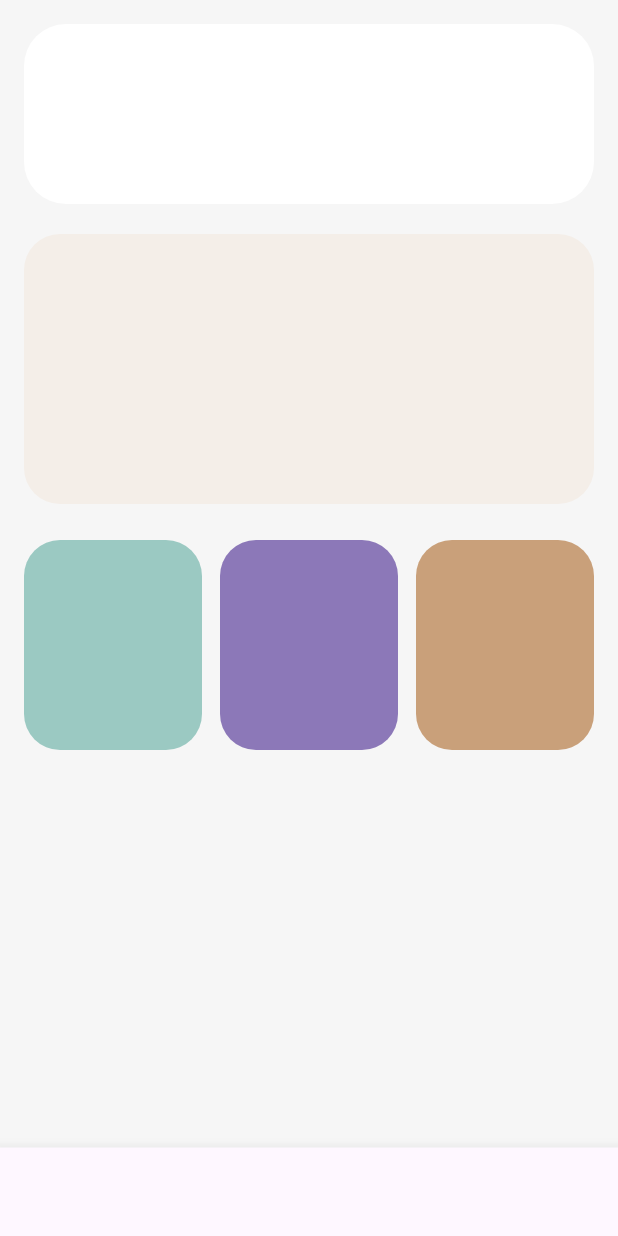
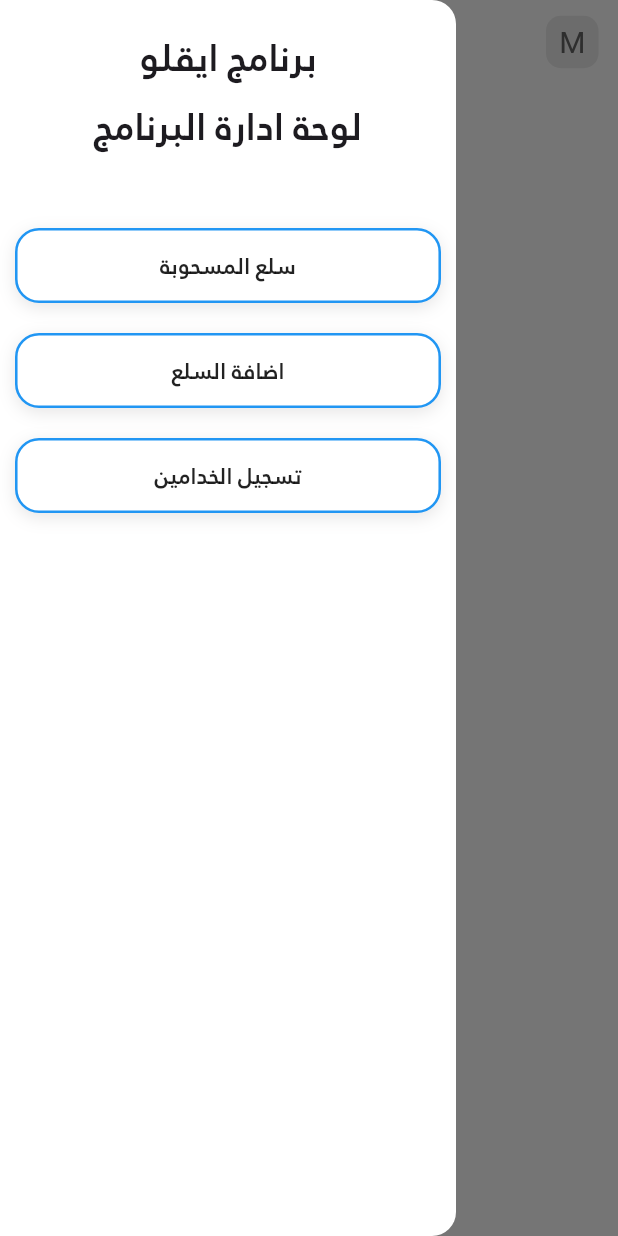
Before and after one commit to mdjeed/igloorealapp, a Flutter app: the HomePage screen opened by its route, with the side drawer open (before the commit the screen has no drawer), on a phone screen of 412 x 824 dp. Run offline on Flutter 3.47's test engine with Material 3 defaults, Android fonts, the phone set to English and light mode, and no system bars; our stand-ins replace animated_custom_dropdown, flutter_svg, shared_preferences; accounts and stored records are empty; network calls fail.

Commit message:
add home page

```diff
--- a/lib/homepage.dart
+++ b/lib/homepage.dart
@@ -1,5 +1,11 @@
 import 'package:flutter/material.dart';
-
+import 'package:flutter/material.dart';
+import 'package:flutter_svg/flutter_svg.dart';
+import 'package:igloo/websocket.dart';
+import 'dart:convert';
+import 'package:shared_preferences/shared_preferences.dart';
+import 'package:url_launcher/url_launcher.dart';
+import 'package:igloo/loginpage.dart';
 
 const Color bgColor = Color(0xFFF6F6F6);
 const Color cardWhite = Colors.white;
@@ -16,81 +22,233 @@
 }
 
 class _HomePageState extends State<HomePage> {
+  final WebSocketService _webSocketService = WebSocketService();
+  String username = '';
+  bool _isLoggedIn = false;
+
+  @override
+  void initState() {
+    super.initState();
+    loadUsername();
+    checkLogin();
+
+    _webSocketService.sendMessage({'action': 'check_update'});
+    _webSocketService.stream.listen((message) {
+      try {
+        Map<String, dynamic> data;
+        if (message is String) {
+          data = jsonDecode(message);
+        } else if (message is Map) {
+          data = message as Map<String, dynamic>;
+        } else {
+          throw Exception('Unexpected message type');
+        }
+
+        print('Decoded data: $data');
+        if (data['status'] == 'success') {
+          setState(() {
+            _isLoggedIn = true;
+          });
+          print('Login successful. Username: ${data['username']}');
+        } else if (data['status'] == 'errorlog') {
+          setState(() {
+            _isLoggedIn = false;
+          });
+          Navigator.pushReplacementNamed(context, 'login');
+        }
+      } catch (e) {}
+    });
+  }
+
+  Future<void> checkLogin() async {
+    // جلب التوكن المحفوظ
+    SharedPreferences prefs = await SharedPreferences.getInstance();
+    String? token = prefs.getString('token');
+
+    if (token != null) {
+      // إرسال طلب للتحقق من حالة تسجيل الدخول
+      _webSocketService.sendMessage({
+        'action': 'check_login',
+        'token': token,
+      });
+    } else {
+      // إعادة توجيه المستخدم إلى صفحة تسجيل الدخول إذا لم يكن التوكن موجودًا
+      Navigator.pushReplacementNamed(context, 'login');
+    }
+  }
+
+  Future<void> loadUsername() async {
+    SharedPreferences prefs = await SharedPreferences.getInstance();
+    setState(() {
+      String username = prefs.getString('username') ?? '';
+    });
+  }
+
   @override
   Widget build(BuildContext context) {
-    return Scaffold(
-      backgroundColor: bgColor,
-      body: SafeArea(
-        child: Padding(
-          padding: const EdgeInsets.all(16),
-          child: Column(
-            children: [
+    final size = MediaQuery.of(context).size;
 
-
-              Container(
-                height: 120,
-                width: double.infinity,
-                decoration: BoxDecoration(
-                  color: cardWhite,
-                  borderRadius: BorderRadius.circular(28),
+    return Directionality(
+      textDirection: TextDirection.rtl,
+      child: Scaffold(
+        appBar: AppBar(
+          automaticallyImplyLeading: false,
+          backgroundColor: const Color.fromARGB(255, 255, 255, 255),
+          elevation: null,
+          centerTitle: false,
+          scrolledUnderElevation: 0,
+          titleSpacing: 0,
+          title: Container(
+            alignment: Alignment.center,
+            margin: const EdgeInsets.only(right: 13),
+            width: 35.0,
+            height: 35.0,
+            decoration: const BoxDecoration(
+                color: Color(0xFFEBEBEB),
+                borderRadius: BorderRadius.all(Radius.circular(10))),
+            child: const Text(
+              'M',
+              style: TextStyle(fontSize: 20, color: Color(0xff656565)),
+            ),
+          ),
+          actions: [
+            Builder(
+              builder: (context) => Container(
+                padding: const EdgeInsets.only(left: 13),
+                child: IconButton(
+                  icon: SvgPicture.asset(
+                    'assets/images/humberg.svg',
+                    width: 35.0,
+                    height: 35.0,
+                  ),
+                  onPressed: () => Scaffold.of(context).openEndDrawer(),
                 ),
               ),
-
-              const SizedBox(height: 20),
-
-
+            ),
+          ],
+        ),
+        endDrawer: Drawer(
+          backgroundColor: Colors.white,
+          child: ListView(
+            children: [
               Container(
-                height: 180,
-                width: double.infinity,
-                decoration: BoxDecoration(
-                  color: chartCard,
-                  borderRadius: BorderRadius.circular(24),
+                child: const Column(
+                  children: [
+                    SizedBox(
+                      height: 20,
+                    ),
+                    Text(
+                      'برنامج ايقلو',
+                      style: TextStyle(fontFamily: 'arabic', fontSize: 25),
+                    ),
+                    SizedBox(
+                      height: 10,
+                    ),
+                    Text(
+                      'لوحة ادارة البرنامج',
+                      style: TextStyle(fontFamily: 'arabic', fontSize: 25),
+                    ),
+                    SizedBox(
+                      height: 30,
+                    )
+                  ],
                 ),
               ),
-
-              const SizedBox(height: 24),
-
-
-              Row(
-                children: [
-                  Expanded(child: _smallCard(greenCard)),
-                  const SizedBox(width: 12),
-                  Expanded(child: _smallCard(purpleCard)),
-                  const SizedBox(width: 12),
-                  Expanded(child: _smallCard(brownCard)),
-                ],
+              Container(
+                margin: const EdgeInsets.only(left: 10, right: 10, top: 20),
+                width: double.infinity,
+                height: 50,
+                decoration: BoxDecoration(
+                  border: Border.all(
+                    color: Colors.blue,
+                    width: 1.7,
+                  ),
+                  boxShadow: [
+                    BoxShadow(
+                      color: const Color.fromARGB(255, 206, 204, 204)
+                          .withOpacity(0.5),
+                      spreadRadius: 0,
+                      blurRadius: 9,
+                      offset: const Offset(0, 3),
+                    ),
+                  ],
+                  borderRadius: BorderRadius.circular(16),
+                  color: Colors.white,
+                ),
+                child: MaterialButton(
+                  onPressed: () {
+                    Navigator.pushNamed(context, 'sel3aout');
+                  },
+                  child: const Text('سلع المسحوبة',
+                      style: TextStyle(fontFamily: 'arabic', fontSize: 15)),
+                ),
+              ),
+              Container(
+                margin: const EdgeInsets.only(left: 10, right: 10, top: 20),
+                width: double.infinity,
+                height: 50,
+                decoration: BoxDecoration(
+                  border: Border.all(
+                    color: Colors.blue,
+                    width: 1.7,
+                  ),
+                  boxShadow: [
+                    BoxShadow(
+                      color: const Color.fromARGB(255, 206, 204, 204)
+                          .withOpacity(0.5),
+                      spreadRadius: 0,
+                      blurRadius: 9,
+                      offset: const Offset(0, 3),
+                    ),
+                  ],
+                  borderRadius: BorderRadius.circular(16),
+                  color: Colors.white,
+                ),
+                child: MaterialButton(
+                  onPressed: () {
+                    Navigator.pushNamed(context, 'addproduct');
+                  },
+                  child: const Text(
+                    'اضافة السلع',
+                    style: TextStyle(fontFamily: 'arabic', fontSize: 15),
+                  ),
+                ),
+              ),
+              Container(
+                margin: const EdgeInsets.only(left: 10, right: 10, top: 20),
+                width: double.infinity,
+                height: 50,
+                decoration: BoxDecoration(
+                  border: Border.all(
+                    color: Colors.blue,
+                    width: 1.7,
+                  ),
+                  boxShadow: [
+                    BoxShadow(
+                      color: const Color.fromARGB(255, 206, 204, 204)
+                          .withOpacity(0.5),
+                      spreadRadius: 0,
+                      blurRadius: 9,
+                      offset: const Offset(0, 3),
+                    ),
+                  ],
+                  borderRadius: BorderRadius.circular(16),
+                  color: Colors.white,
+                ),
+                child: MaterialButton(
+                  onPressed: () {
+                    Navigator.pushNamed(context, 'fingerpage');
+                  },
+                  child: const Text(
+                    'تسجيل الخدامين',
+                    style: TextStyle(fontFamily: 'arabic', fontSize: 15),
+                  ),
+                ),
               ),
             ],
           ),
         ),
       ),
-
-
-      bottomNavigationBar: BottomNavigationBar(
-        currentIndex: 2,
-        showSelectedLabels: false,
-        showUnselectedLabels: false,
-        onTap: (index) {
-          setState(() {});
-        },
-        items: const [
-          BottomNavigationBarItem(icon: Icon(Icons.home_outlined), label: ""),
-          BottomNavigationBarItem(icon: Icon(Icons.credit_card), label: ""),
-          BottomNavigationBarItem(icon: Icon(Icons.bar_chart_outlined), label: ""),
-          BottomNavigationBarItem(icon: Icon(Icons.settings_outlined), label: ""),
-        ],
-      ),
-    );
-  }
-
-
-  Widget _smallCard(Color color) {
-    return Container(
-      height: 140,
-      decoration: BoxDecoration(
-        color: color,
-        borderRadius: BorderRadius.circular(24),
-      ),
     );
   }
 }
--- a/lib/main.dart
+++ b/lib/main.dart
@@ -68,7 +68,7 @@
             } else if (snapshot.data == 'admin') {
               return const Admin(); // الصفحة الرئيسية لـ admin
             } else if (snapshot.data == 'superadmin') {
-              return const SuperAdmin();
+              return const HomePage();
             } else if (snapshot.data == 'coadmin') {
               return const CoAdmin(); // الصفحة الرئيسية لـ coadmin
             } else if (snapshot.data == 'nonadmin') {
```
